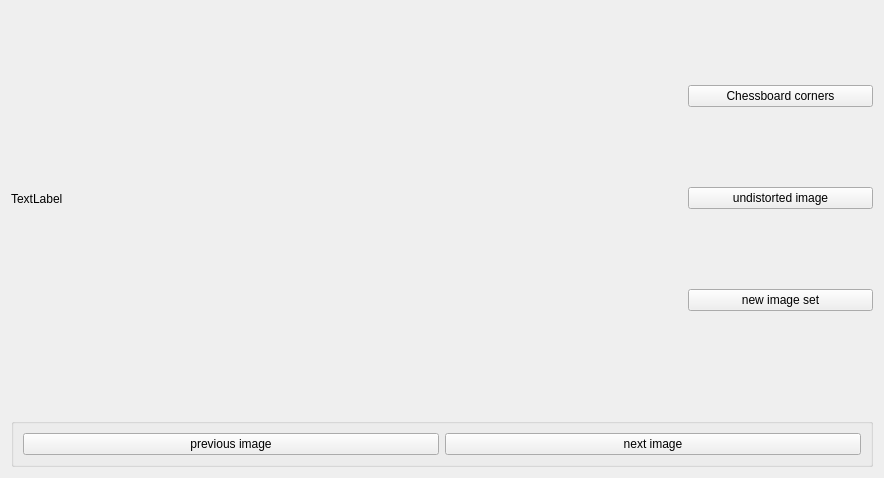
The window that widgets/calibration_widget.ui (K1ntus/Projet-Technologique-L3) describes before a commit, drawn with Qt 5.
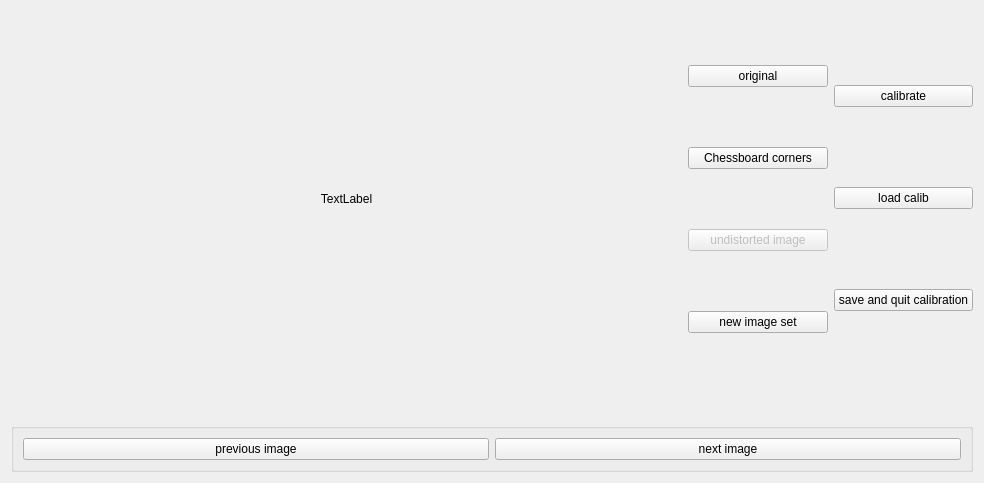
The same window after the commit.

Commit message: read&write calibration in yaml/xml file + interface improvement

The edit to the form file:
```diff
--- a/widgets/calibration_widget.ui
+++ b/widgets/calibration_widget.ui
@@ -6,8 +6,8 @@
    <rect>
     <x>0</x>
     <y>0</y>
-    <width>884</width>
-    <height>478</height>
+    <width>984</width>
+    <height>483</height>
    </rect>
   </property>
   <property name="windowTitle">
@@ -27,10 +27,20 @@
        <property name="text">
         <string>TextLabel</string>
        </property>
+       <property name="alignment">
+        <set>Qt::AlignCenter</set>
+       </property>
       </widget>
      </item>
      <item>
-      <layout class="QVBoxLayout" name="verticalLayout">
+      <layout class="QVBoxLayout" name="calibrationDisplayerMode">
+       <item>
+        <widget class="QPushButton" name="originalImage">
+         <property name="text">
+          <string>original</string>
+         </property>
+        </widget>
+       </item>
        <item>
         <widget class="QPushButton" name="chesscorners">
          <property name="text">
@@ -40,9 +50,24 @@
        </item>
        <item>
         <widget class="QPushButton" name="undistortedButton">
+         <property name="enabled">
+          <bool>false</bool>
+         </property>
+         <property name="layoutDirection">
+          <enum>Qt::LeftToRight</enum>
+         </property>
+         <property name="inputMethodHints">
+          <set>Qt::ImhNone</set>
+         </property>
          <property name="text">
           <string>undistorted image</string>
          </property>
+         <property name="checkable">
+          <bool>false</bool>
+         </property>
+         <property name="checked">
+          <bool>false</bool>
+         </property>
         </widget>
        </item>
        <item>
@@ -54,10 +79,44 @@
        </item>
       </layout>
      </item>
+     <item>
+      <layout class="QVBoxLayout" name="calibrationOption">
+       <item>
+        <widget class="QPushButton" name="calibration">
+         <property name="text">
+          <string>calibrate</string>
+         </property>
+        </widget>
+       </item>
+       <item>
+        <widget class="QPushButton" name="loadCalib">
+         <property name="text">
+          <string>load calib</string>
+         </property>
+        </widget>
+       </item>
+       <item>
+        <widget class="QPushButton" name="save">
+         <property name="text">
+          <string>save and quit calibration</string>
+         </property>
+        </widget>
+       </item>
+      </layout>
+     </item>
     </layout>
    </item>
    <item alignment="Qt::AlignBottom">
     <widget class="QGroupBox" name="horizontalGroupBox">
+     <property name="enabled">
+      <bool>true</bool>
+     </property>
+     <property name="flat">
+      <bool>false</bool>
+     </property>
+     <property name="checkable">
+      <bool>false</bool>
+     </property>
      <layout class="QHBoxLayout" name="horizontalLayout">
       <item>
        <widget class="QPushButton" name="prevImage">
```
The commit also changes 8 other files.
